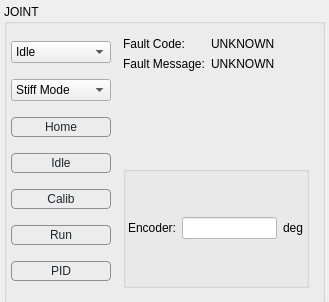
robotology/yarp, file src/yarpmotorgui/jointitem.ui: the form before one commit.
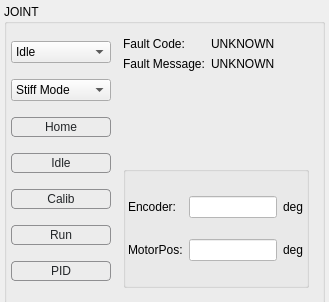
The form after the commit. Custom widgets are drawn as their Qt base class.

Commit message: Added visualization of motor position when a joint is in hardware fault

What changed in the file:
```diff
--- a/src/yarpmotorgui/jointitem.ui
+++ b/src/yarpmotorgui/jointitem.ui
@@ -2477,16 +2477,6 @@
                </property>
               </widget>
              </item>
-             <item row="0" column="1">
-              <widget class="QLineEdit" name="editFaultJointPos">
-               <property name="styleSheet">
-                <string notr="true">background-color: rgb(255, 255, 255); color: rgb(35, 38, 41);</string>
-               </property>
-               <property name="readOnly">
-                <bool>true</bool>
-               </property>
-              </widget>
-             </item>
              <item row="0" column="0">
               <widget class="QLabel" name="labelFaultJointPos">
                <property name="text">
@@ -2494,6 +2484,40 @@
                </property>
               </widget>
              </item>
+             <item row="0" column="1">
+              <widget class="QLineEdit" name="editFaultJointPos">
+               <property name="styleSheet">
+                <string notr="true">background-color: rgb(255, 255, 255); color: rgb(35, 38, 41);</string>
+               </property>
+               <property name="readOnly">
+                <bool>true</bool>
+               </property>
+              </widget>
+             </item>
+             <item row="1" column="0">
+              <widget class="QLabel" name="labelFaultMotorPos">
+               <property name="text">
+                <string>MotorPos:</string>
+               </property>
+              </widget>
+             </item>
+             <item row="1" column="1">
+              <widget class="QLineEdit" name="editFaultMotorPos">
+               <property name="styleSheet">
+                <string notr="true">background-color: rgb(255, 255, 255); color: rgb(35, 38, 41);</string>
+               </property>
+               <property name="readOnly">
+                <bool>true</bool>
+               </property>
+              </widget>
+             </item>
+             <item row="1" column="2">
+              <widget class="QLabel" name="labelFaultMotorPosUnits">
+               <property name="text">
+                <string>deg</string>
+               </property>
+              </widget>
+             </item>
             </layout>
            </widget>
           </item>
```
The commit also changes 2 other files.
